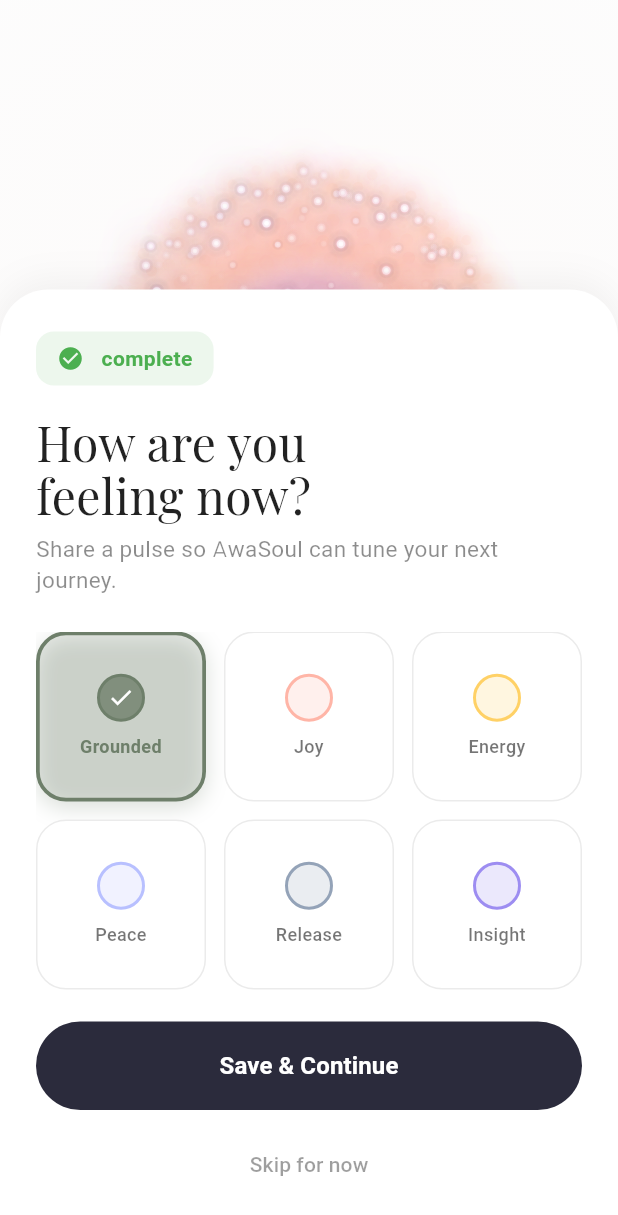
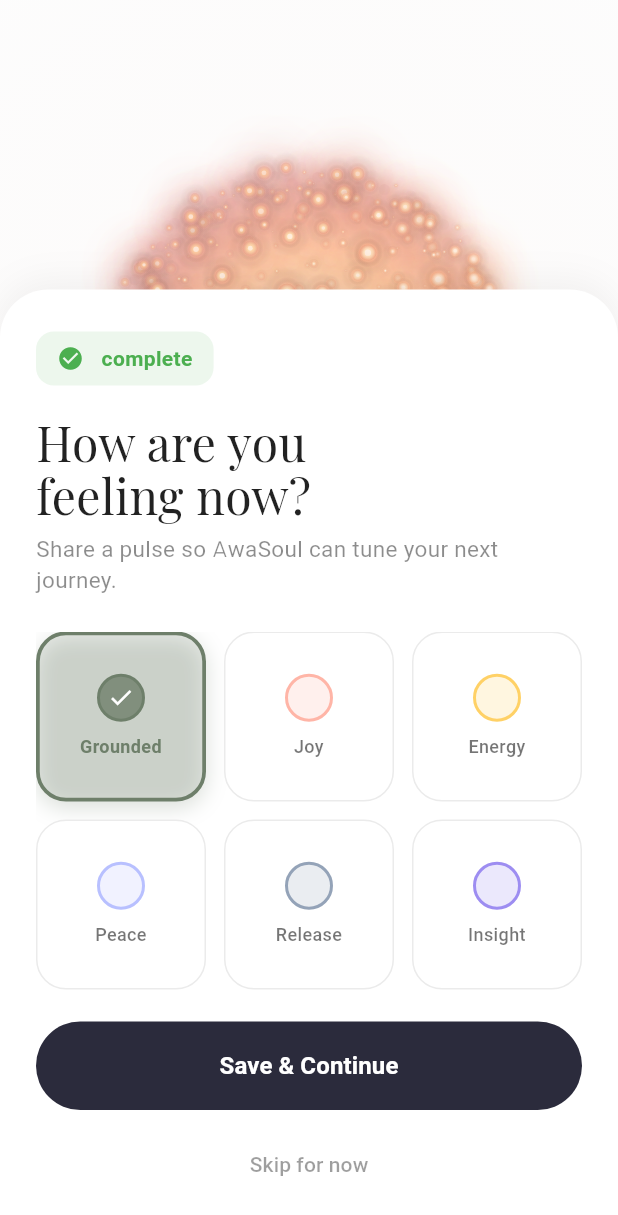
Before and after one commit to lyfar/awa-prototype, a Flutter app: the PracticeFeedbackScreen screen opened directly with sample values from the repository, after a tap on "Grounded", on a phone screen of 412 x 824 dp. Shown: the top 1215 px of the screen. Run offline on Flutter 3.47's test engine with Material 3 defaults, Android fonts, the phone set to English and light mode, and no system bars; our stand-ins replace geolocator, google_fonts, shared_preferences; missing offline and left inert: dart:html, dart:ui_web; accounts and stored records are empty; network calls fail.

Commit message:
Update awa_sphere.dart

```diff
--- a/lib/soul/awa_sphere.dart
+++ b/lib/soul/awa_sphere.dart
@@ -325,16 +325,16 @@ class _AwaSphereParticles extends CustomPainter {
     final backdropRadius = radius * 1.08;
     final dotCount = 380;
 
-    // Gradient colors from the design
+    // Warm fire gradient colors
     const gradientColors = [
-      Color(0xFFB89FC1), // 14% - lavender
-      Color(0xFFEFABBF), // 46% - pink
-      Color(0xFFFDB196), // 61% - peach coral
-      Color(0xFFFBAD99), // 75% - salmon
-      Color(0xFFFEC0A2), // 80% - light peach
-      Color(0xFFFABF9E), // 94% - warm peach
+      Color(0xFFE8C8B8), // 10% - soft warm beige (center)
+      Color(0xFFF5D0B0), // 30% - warm cream
+      Color(0xFFFFD4A8), // 50% - golden peach
+      Color(0xFFFFBF90), // 65% - warm orange
+      Color(0xFFE8A090), // 80% - coral rose
+      Color(0xFFD8A0A8), // 95% - dusty rose (edge)
     ];
-    const gradientStops = [0.14, 0.46, 0.61, 0.75, 0.80, 0.94];
+    const gradientStops = [0.10, 0.30, 0.50, 0.65, 0.80, 0.95];
 
     // Draw backdrop spiral dots with gradient and blink
     for (int i = 0; i < dotCount; i++) {
@@ -361,9 +361,9 @@ class _AwaSphereParticles extends CustomPainter {
         }
       }
 
-      // Blink factor based on sparkle phase and dot index
-      final blinkPhase = math.sin(sparklePhase * 1.5 + i * 0.08);
-      final blinkFactor = 0.6 + blinkPhase * 0.4; // 0.2 to 1.0
+      // Gentle blink - slower and subtler
+      final blinkPhase = math.sin(sparklePhase * 0.6 + i * 0.06);
+      final blinkFactor = 0.75 + blinkPhase * 0.25; // 0.5 to 1.0
 
       // Dot size with slight variation
       final sizeVariation = math.sin(i * 0.5) * 0.3;
@@ -415,199 +415,167 @@ class _AwaSphereParticles extends CustomPainter {
 
   void _drawLightParticle(Canvas canvas, Offset center, _Particle particle, double radius) {
     final depthFactor = (particle.z + 1) / 2; // 0 to 1, back to front
-    final pos = center + Offset(particle.x, particle.y);
 
-    // Blink/twinkle effect - each star pulses
-    final blinkPhase = math.sin(sparklePhase * 2.5 + particle.index * 0.12);
-    final blinkFactor = 0.4 + blinkPhase * 0.6; // 0.0 to 1.0
+    // === GENTLE DRIFT - very slight position movement ===
+    final driftX = math.sin(sparklePhase * 0.3 + particle.index * 0.5) * 1.5;
+    final driftY = math.cos(sparklePhase * 0.25 + particle.index * 0.7) * 1.2;
+    final pos = center + Offset(particle.x + driftX, particle.y + driftY);
 
-    // Secondary shimmer (faster)
-    final shimmer = math.sin(sparklePhase * 5.0 + particle.index * 0.3);
-    final shimmerFactor = 0.85 + shimmer * 0.15;
+    // === ORGANIC SIZE VARIATION ===
+    // Each particle has unique base size (0.5x to 2x)
+    final sizeVariation = 0.5 + (math.sin(particle.index * 1.7) + 1) * 0.75;
 
-    // Color gradient across sphere
+    // Gentle flicker - slower, more subtle
+    final flicker1 = math.sin(sparklePhase * 1.8 + particle.index * 0.4);
+    final flicker2 = math.cos(sparklePhase * 1.4 + particle.index * 0.7);
+    final flickerFactor = 0.85 + flicker1 * 0.08 + flicker2 * 0.07;
+
+    // Slow pulse (breathing)
+    final pulse = math.sin(sparklePhase * 0.8 + particle.index * 0.15);
+    final pulseFactor = 0.9 + pulse * 0.1;
+
+    // === WARM FIRE COLORS ===
+    // Gradient from white-hot center → orange → deep amber
     final normalizedX = (particle.x / radius + 1) / 2;
     final normalizedY = (particle.y / radius + 1) / 2;
-    final gradientFactor = (normalizedX * 0.5 + normalizedY * 0.5);
+    final gradientFactor = (normalizedX * 0.4 + normalizedY * 0.6);
 
-    // Gradient colors - slightly brighter
-    const warmColor = Color(0xFFFFD4B8);  // Bright warm peach
-    const midColor = Color(0xFFF8C0D8);   // Bright pink
-    const coolColor = Color(0xFFD0B8E0);  // Bright lavender
+    // Fire color palette - warm and organic
+    const hotWhite = Color(0xFFFFF8F0);     // White hot
+    const brightYellow = Color(0xFFFFE4B5); // Moccasin/warm yellow
+    const warmOrange = Color(0xFFFFB07C);   // Warm orange
+    const deepAmber = Color(0xFFE8967C);    // Deep amber/coral
+    const softRose = Color(0xFFDDA0A0);     // Soft rose for cooler parts
 
     Color baseColor;
-    if (gradientFactor < 0.5) {
-      baseColor = Color.lerp(coolColor, midColor, gradientFactor * 2)!;
+    Color coreColor;
+    if (gradientFactor < 0.3) {
+      baseColor = Color.lerp(softRose, deepAmber, gradientFactor / 0.3)!;
+      coreColor = Color.lerp(warmOrange, brightYellow, gradientFactor / 0.3)!;
+    } else if (gradientFactor < 0.6) {
+      baseColor = Color.lerp(deepAmber, warmOrange, (gradientFactor - 0.3) / 0.3)!;
+      coreColor = Color.lerp(brightYellow, hotWhite, (gradientFactor - 0.3) / 0.3)!;
     } else {
-      baseColor = Color.lerp(midColor, warmColor, (gradientFactor - 0.5) * 2)!;
+      baseColor = Color.lerp(warmOrange, brightYellow, (gradientFactor - 0.6) / 0.4)!;
+      coreColor = hotWhite;
     }
 
-    // Brightness with blink and shimmer
-    final brightness = (0.5 + depthFactor * 0.5) * blinkFactor * shimmerFactor;
+    // Brightness combines depth, flicker, and pulse
+    final brightness = (0.5 + depthFactor * 0.5) * flickerFactor * pulseFactor;
     final opacity = math.min(1.0, brightness);
-    final sizeMultiplier = (0.6 + depthFactor * 0.4) * (1 + particle.waveOffset * 0.05);
-    final currentSize = particleSize * sizeMultiplier * (0.85 + blinkFactor * 0.15);
 
-    // === STAR RAYS - Draw cross pattern for star effect ===
-    if (depthFactor > 0.4 && blinkFactor > 0.5) {
-      final rayLength = currentSize * (4.0 + blinkFactor * 3.0);
-      final rayWidth = currentSize * 0.3;
-      final rayOpacity = opacity * 0.5 * (blinkFactor - 0.3);
+    // Size with all variations
+    final sizeMultiplier = sizeVariation * (0.6 + depthFactor * 0.4) * flickerFactor;
+    final currentSize = particleSize * sizeMultiplier;
 
-      // Horizontal ray
-      final hRayPaint = Paint()
-        ..shader = LinearGradient(
-          begin: Alignment.centerLeft,
-          end: Alignment.centerRight,
-          colors: [
-            Colors.transparent,
-            Colors.white.withOpacity(rayOpacity * 0.3),
-            Colors.white.withOpacity(rayOpacity),
-            Colors.white.withOpacity(rayOpacity * 0.3),
-            Colors.transparent,
-          ],
-          stops: const [0.0, 0.3, 0.5, 0.7, 1.0],
-        ).createShader(Rect.fromCenter(center: pos, width: rayLength * 2, height: rayWidth))
-        ..maskFilter = const MaskFilter.blur(BlurStyle.normal, 1);
-      canvas.drawRect(
-        Rect.fromCenter(center: pos, width: rayLength * 2, height: rayWidth),
-        hRayPaint,
-      );
+    // === ORGANIC SHAPE - Gentle wobbly edges ===
+    // Create irregular shape using multiple offset circles - slower movement
+    final wobble1 = math.sin(sparklePhase * 1.2 + particle.index) * currentSize * 0.12;
+    final wobble2 = math.cos(sparklePhase * 1.0 + particle.index * 1.3) * currentSize * 0.1;
+    final wobble3 = math.sin(sparklePhase * 1.5 + particle.index * 0.8) * currentSize * 0.08;
 
-      // Vertical ray
-      final vRayPaint = Paint()
-        ..shader = LinearGradient(
-          begin: Alignment.topCenter,
-          end: Alignment.bottomCenter,
-          colors: [
-            Colors.transparent,
-            Colors.white.withOpacity(rayOpacity * 0.3),
-            Colors.white.withOpacity(rayOpacity),
-            Colors.white.withOpacity(rayOpacity * 0.3),
-            Colors.transparent,
-          ],
-          stops: const [0.0, 0.3, 0.5, 0.7, 1.0],
-        ).createShader(Rect.fromCenter(center: pos, width: rayWidth, height: rayLength * 2))
-        ..maskFilter = const MaskFilter.blur(BlurStyle.normal, 1);
-      canvas.drawRect(
-        Rect.fromCenter(center: pos, width: rayWidth, height: rayLength * 2),
-        vRayPaint,
-      );
+    // === BLOOM / GLOW LAYERS ===
 
-      // Diagonal rays for brighter stars
-      if (blinkFactor > 0.7 && depthFactor > 0.55) {
-        canvas.save();
-        canvas.translate(pos.dx, pos.dy);
-        canvas.rotate(math.pi / 4);
-
-        final diagRayLength = rayLength * 0.7;
-        final diagOpacity = rayOpacity * 0.6;
-
-        // Diagonal ray 1
-        final d1Paint = Paint()
-          ..shader = LinearGradient(
-            colors: [
-              Colors.transparent,
-              Colors.white.withOpacity(diagOpacity),
-              Colors.transparent,
-            ],
-          ).createShader(Rect.fromCenter(center: Offset.zero, width: diagRayLength * 2, height: rayWidth * 0.7))
-          ..maskFilter = const MaskFilter.blur(BlurStyle.normal, 1);
-        canvas.drawRect(
-          Rect.fromCenter(center: Offset.zero, width: diagRayLength * 2, height: rayWidth * 0.7),
-          d1Paint,
-        );
-
-        // Diagonal ray 2
-        final d2Paint = Paint()
-          ..shader = LinearGradient(
-            begin: Alignment.topCenter,
-            end: Alignment.bottomCenter,
-            colors: [
-              Colors.transparent,
-              Colors.white.withOpacity(diagOpacity),
-              Colors.transparent,
-            ],
-          ).createShader(Rect.fromCenter(center: Offset.zero, width: rayWidth * 0.7, height: diagRayLength * 2))
-          ..maskFilter = const MaskFilter.blur(BlurStyle.normal, 1);
-        canvas.drawRect(
-          Rect.fromCenter(center: Offset.zero, width: rayWidth * 0.7, height: diagRayLength * 2),
-          d2Paint,
-        );
-
-        canvas.restore();
-      }
-    }
-
-    // === BLOOM EFFECT - Multiple blur layers ===
-
-    // Layer 1: Very large soft bloom
-    if (depthFactor > 0.25) {
-      final bloomRadius = currentSize * 6.0;
-      final bloomOpacity = opacity * 0.25 * blinkFactor;
+    // Layer 1: Large warm ambient glow
+    if (depthFactor > 0.2) {
+      final bloomRadius = currentSize * 5.0;
       final bloomPaint = Paint()
-        ..color = baseColor.withOpacity(bloomOpacity)
-        ..maskFilter = const MaskFilter.blur(BlurStyle.normal, 15);
+        ..color = baseColor.withOpacity(opacity * 0.2 * pulseFactor)
+        ..maskFilter = const MaskFilter.blur(BlurStyle.normal, 12);
       canvas.drawCircle(pos, bloomRadius, bloomPaint);
     }
 
-    // Layer 2: Medium bloom with color
-    if (depthFactor > 0.3) {
-      final midBloomRadius = currentSize * 3.5;
-      final midBloomPaint = Paint()
+    // Layer 2: Medium orange glow
+    if (depthFactor > 0.25) {
+      final midGlowRadius = currentSize * 3.0;
+      final midGlowPaint = Paint()
         ..shader = RadialGradient(
           colors: [
-            Colors.white.withOpacity(opacity * 0.4 * blinkFactor),
-            baseColor.withOpacity(opacity * 0.3 * blinkFactor),
+            coreColor.withOpacity(opacity * 0.35),
+            baseColor.withOpacity(opacity * 0.25),
             Colors.transparent,
           ],
-          stops: const [0.0, 0.4, 1.0],
-        ).createShader(Rect.fromCircle(center: pos, radius: midBloomRadius))
-        ..maskFilter = const MaskFilter.blur(BlurStyle.normal, 6);
-      canvas.drawCircle(pos, midBloomRadius, midBloomPaint);
+          stops: const [0.0, 0.5, 1.0],
+        ).createShader(Rect.fromCircle(center: pos, radius: midGlowRadius))
+        ..maskFilter = const MaskFilter.blur(BlurStyle.normal, 5);
+      canvas.drawCircle(pos, midGlowRadius, midGlowPaint);
     }
 
-    // Layer 3: Inner glow
-    final innerGlowRadius = currentSize * 2.0;
+    // Layer 3: Inner warm glow - slightly offset for organic feel
+    final innerGlowRadius = currentSize * 1.8;
     final innerGlowPaint = Paint()
       ..shader = RadialGradient(
         colors: [
-          Colors.white.withOpacity(opacity * 0.7 * blinkFactor),
-          baseColor.withOpacity(opacity * 0.5 * blinkFactor),
+          coreColor.withOpacity(opacity * 0.6),
+          baseColor.withOpacity(opacity * 0.4),
           Colors.transparent,
         ],
-        stops: const [0.0, 0.5, 1.0],
-      ).createShader(Rect.fromCircle(center: pos, radius: innerGlowRadius))
+        stops: const [0.0, 0.6, 1.0],
+      ).createShader(Rect.fromCircle(
+        center: Offset(pos.dx + wobble1 * 0.3, pos.dy + wobble2 * 0.3),
+        radius: innerGlowRadius,
+      ))
       ..maskFilter = const MaskFilter.blur(BlurStyle.normal, 2);
-    canvas.drawCircle(pos, innerGlowRadius, innerGlowPaint);
+    canvas.drawCircle(
+      Offset(pos.dx + wobble1 * 0.3, pos.dy + wobble2 * 0.3),
+      innerGlowRadius,
+      innerGlowPaint,
+    );
 
-    // Layer 4: Bright core
-    final coreColor = Color.lerp(baseColor, Colors.white, 0.8)!;
-    final corePaint = Paint()
+    // === ORGANIC FIRE CORE - Multiple wobbly circles ===
+
+    // Main body - slightly squished/stretched
+    final bodyWidth = currentSize * (1.0 + wobble1 * 0.1);
+    final bodyHeight = currentSize * (1.0 - wobble2 * 0.08);
+    final bodyPaint = Paint()
       ..shader = RadialGradient(
         colors: [
-          Colors.white.withOpacity(opacity * blinkFactor),
-          coreColor.withOpacity(opacity * 0.9 * blinkFactor),
+          hotWhite.withOpacity(opacity * 0.9),
+          coreColor.withOpacity(opacity * 0.8),
+          baseColor.withOpacity(opacity * 0.6),
         ],
-        stops: const [0.0, 1.0],
-      ).createShader(Rect.fromCircle(center: pos, radius: currentSize));
-    canvas.drawCircle(pos, currentSize, corePaint);
+        stops: const [0.0, 0.4, 1.0],
+      ).createShader(Rect.fromCenter(center: pos, width: bodyWidth * 2, height: bodyHeight * 2));
+    canvas.drawOval(
+      Rect.fromCenter(center: pos, width: bodyWidth * 2, height: bodyHeight * 2),
+      bodyPaint,
+    );
 
-    // Layer 5: Hot white center - the "star point"
-    if (depthFactor > 0.3) {
-      final hotCenterPaint = Paint()
-        ..color = Colors.white.withOpacity(opacity * 0.98 * blinkFactor)
-        ..style = PaintingStyle.fill;
-      canvas.drawCircle(pos, currentSize * 0.55, hotCenterPaint);
+    // Secondary lobe - offset for organic shape
+    if (depthFactor > 0.35) {
+      final lobe1Pos = Offset(pos.dx + wobble1, pos.dy + wobble2 * 0.5);
+      final lobe1Size = currentSize * 0.65;
+      final lobe1Paint = Paint()
+        ..color = coreColor.withOpacity(opacity * 0.7)
+        ..maskFilter = const MaskFilter.blur(BlurStyle.normal, 1);
+      canvas.drawCircle(lobe1Pos, lobe1Size, lobe1Paint);
     }
 
-    // Extra intense flash on some stars
-    if (particle.sparkle > 0.85 && blinkFactor > 0.8 && depthFactor > 0.5) {
-      // Bright starburst flash
-      final flashPaint = Paint()
-        ..color = Colors.white
-        ..maskFilter = const MaskFilter.blur(BlurStyle.normal, 3);
-      canvas.drawCircle(pos, currentSize * 0.8, flashPaint);
+    // Third lobe - different offset
+    if (depthFactor > 0.45) {
+      final lobe2Pos = Offset(pos.dx - wobble2 * 0.7, pos.dy + wobble3);
+      final lobe2Size = currentSize * 0.5;
+      final lobe2Paint = Paint()
+        ..color = coreColor.withOpacity(opacity * 0.6)
+        ..maskFilter = const MaskFilter.blur(BlurStyle.normal, 1);
+      canvas.drawCircle(lobe2Pos, lobe2Size, lobe2Paint);
+    }
+
+    // Hot white center - the brightest point
+    if (depthFactor > 0.3) {
+      final hotSize = currentSize * 0.4 * flickerFactor;
+      final hotPaint = Paint()
+        ..color = hotWhite.withOpacity(opacity * 0.95)
+        ..style = PaintingStyle.fill;
+      canvas.drawCircle(pos, hotSize, hotPaint);
+    }
+
+    // Occasional bright flare
+    if (particle.sparkle > 0.88 && flickerFactor > 0.9 && depthFactor > 0.5) {
+      final flarePaint = Paint()
+        ..color = hotWhite.withOpacity(0.9)
+        ..maskFilter = const MaskFilter.blur(BlurStyle.normal, 2);
+      canvas.drawCircle(pos, currentSize * 0.7, flarePaint);
     }
   }
 
```
